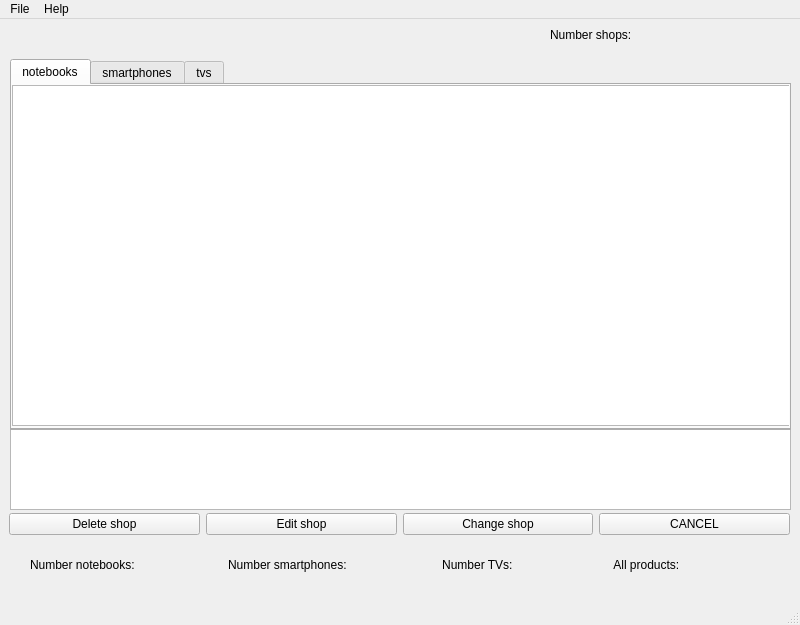
Above: mainwindow.ui from FieryCunningFox/course_work_qt before the change. Below: the same form after it.
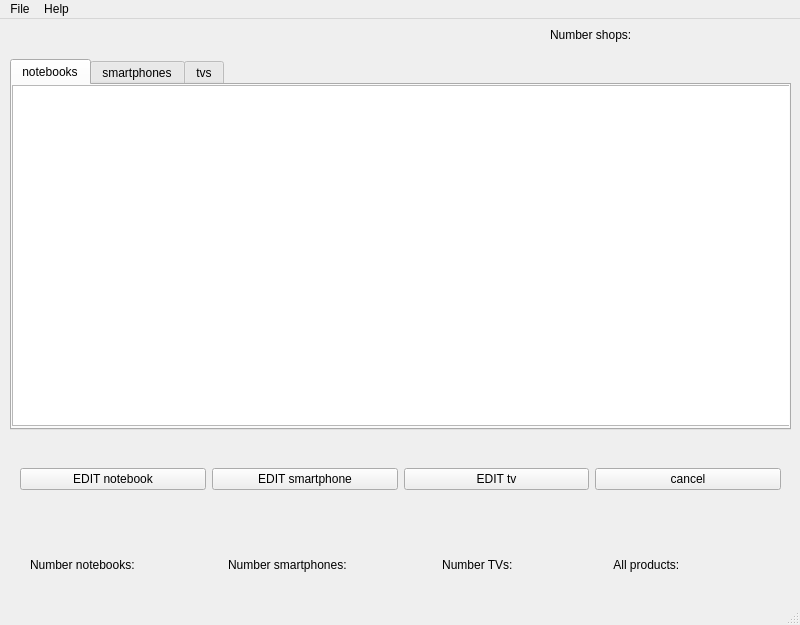
That is the form after the change. The open tabs and pages were chosen to show the change.

Diff of the .ui file:
```diff
--- a/mainwindow.ui
+++ b/mainwindow.ui
@@ -1033,7 +1033,7 @@
         <x>9</x>
         <y>80</y>
         <width>781</width>
-        <height>31</height>
+        <height>32</height>
        </rect>
       </property>
       <layout class="QHBoxLayout" name="horizontalLayout_3">
@@ -1396,6 +1396,90 @@
       </layout>
      </widget>
     </widget>
+    <widget class="QWidget" name="page_edit">
+     <widget class="QWidget" name="horizontalLayoutWidget_3">
+      <property name="geometry">
+       <rect>
+        <x>20</x>
+        <y>10</y>
+        <width>761</width>
+        <height>80</height>
+       </rect>
+      </property>
+      <layout class="QHBoxLayout" name="horizontalLayout_9">
+       <item>
+        <widget class="QPushButton" name="edit_notebook_2">
+         <property name="text">
+          <string>EDIT notebook</string>
+         </property>
+        </widget>
+       </item>
+       <item>
+        <widget class="QPushButton" name="editsmartphone">
+         <property name="text">
+          <string>EDIT smartphone</string>
+         </property>
+        </widget>
+       </item>
+       <item>
+        <widget class="QPushButton" name="edit_tv_2">
+         <property name="text">
+          <string>EDIT tv</string>
+         </property>
+        </widget>
+       </item>
+       <item>
+        <widget class="QPushButton" name="cancel_edit">
+         <property name="text">
+          <string>cancel</string>
+         </property>
+        </widget>
+       </item>
+      </layout>
+     </widget>
+    </widget>
+    <widget class="QWidget" name="page">
+     <widget class="QWidget" name="horizontalLayoutWidget_6">
+      <property name="geometry">
+       <rect>
+        <x>20</x>
+        <y>10</y>
+        <width>761</width>
+        <height>80</height>
+       </rect>
+      </property>
+      <layout class="QHBoxLayout" name="horizontalLayout_10">
+       <item>
+        <widget class="QPushButton" name="delete_notebook">
+         <property name="text">
+          <string>DELETE notebook</string>
+         </property>
+        </widget>
+       </item>
+       <item>
+        <widget class="QPushButton" name="delete_smartphone">
+         <property name="text">
+          <string>DELETE smartphone</string>
+         </property>
+        </widget>
+       </item>
+       <item>
+        <widget class="QPushButton" name="delete_tv">
+         <property name="text">
+          <string>DELETE tv</string>
+         </property>
+        </widget>
+       </item>
+       <item>
+        <widget class="QPushButton" name="cancel_delete">
+         <property name="text">
+          <string>cancel</string>
+         </property>
+        </widget>
+       </item>
+      </layout>
+     </widget>
+    </widget>
    </widget>
    <widget class="QWidget" name="horizontalLayoutWidget">
     <property name="geometry">
```
Left out of the diff: 43 changed lines with no effect on the pictures.
